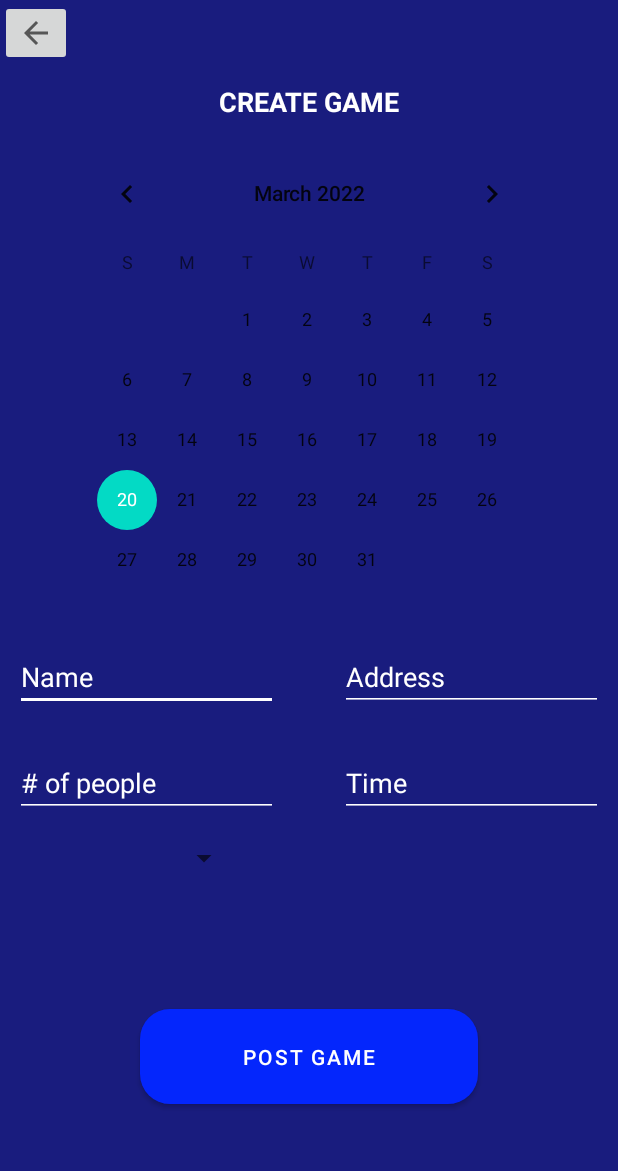
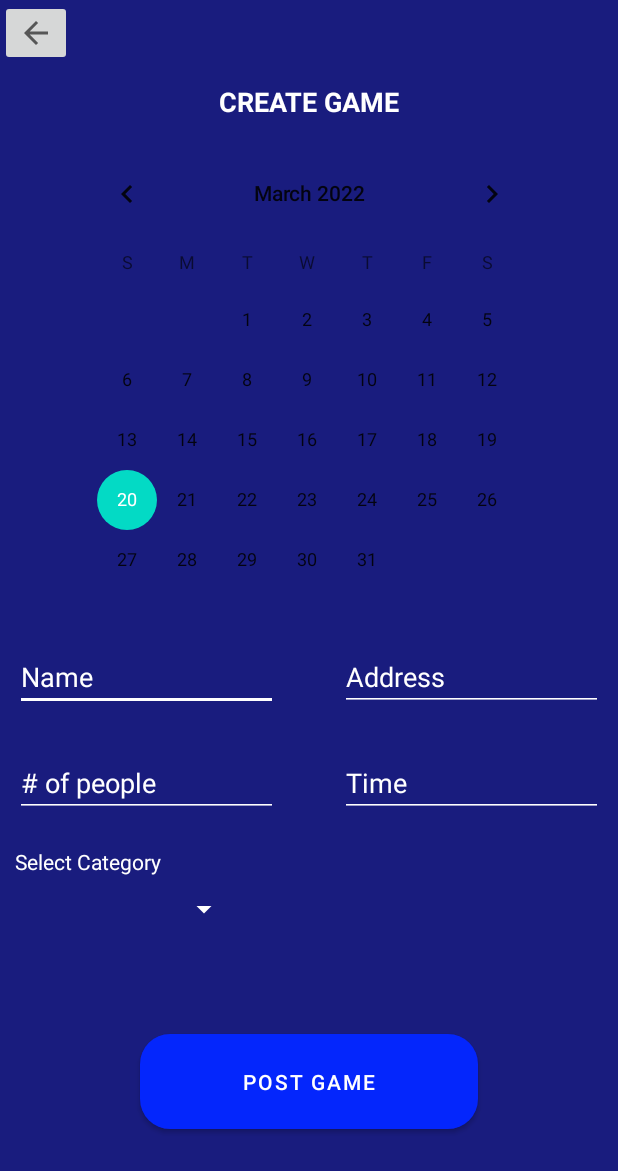
Before and after one commit to jacob7140/Gametime, an Android app: the layout fragment_create_game.xml on its own in the app's theme, with its tools: preview values and no code run, on a phone screen of 412 x 824 dp. Shown: the top 1171 px of the screen. Run offline under Robolectric (Android 15) with nearby library versions, the phone set to English and light mode, and no system bars.

Commit message:
create game type working

```diff
--- a/app/src/main/res/layout/fragment_create_game.xml
+++ b/app/src/main/res/layout/fragment_create_game.xml
@@ -110,8 +110,19 @@
         android:id="@+id/pickerPreferenceCreateGame"
         android:layout_width="150dp"
         android:layout_height="wrap_content"
-        android:layout_marginTop="15dp"
+        android:layout_marginTop="10dp"
+        android:backgroundTint="#FFFFFF"
         android:spinnerMode="dropdown"
+        app:layout_constraintStart_toStartOf="@+id/editTextCreateNumberPeople"
+        app:layout_constraintTop_toBottomOf="@+id/textView7" />
+
+    <TextView
+        android:id="@+id/textView7"
+        android:layout_width="wrap_content"
+        android:layout_height="wrap_content"
+        android:layout_marginTop="20dp"
+        android:text="Select Category"
+        android:textColor="#FFFFFF"
         app:layout_constraintStart_toStartOf="@+id/editTextCreateNumberPeople"
         app:layout_constraintTop_toBottomOf="@+id/editTextCreateNumberPeople" />
 
```
Also changed, not shown: app/src/main/java/com/example/gametime/CreateGameFragment.java (+20 -1 lines), app/src/main/java/com/example/gametime/Game.java (+12 -2 lines), app/src/main/res/layout/fragment_games_list.xml (+10 -2 lines).
